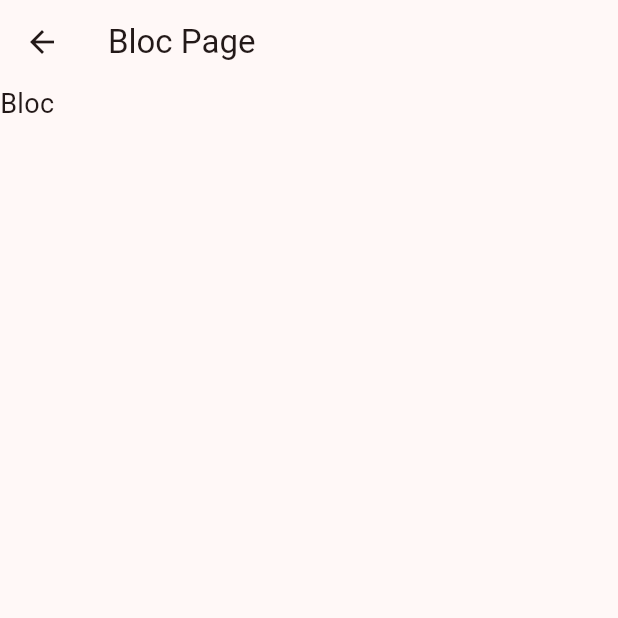
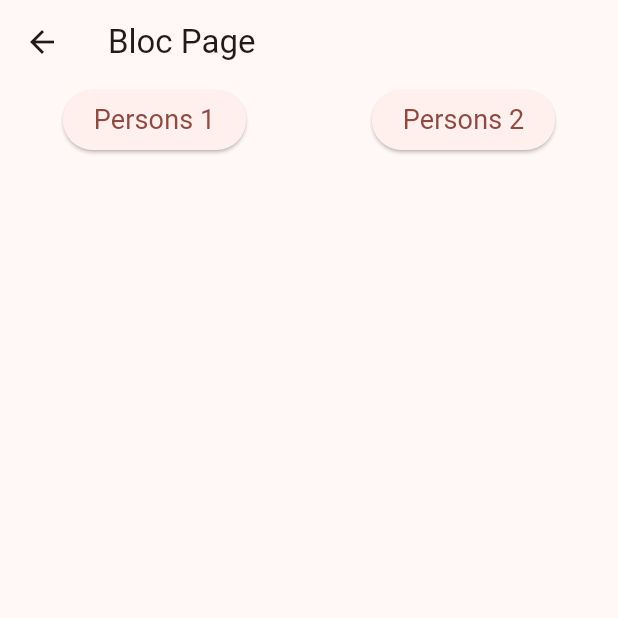
Before and after one commit to wadpas/bloc_flutter_state, a Flutter app: the screen it shows after launch, after a tap on "Bloc Page", on a phone screen of 412 x 824 dp, the top half of it. Run offline on Flutter 3.47's test engine with Material 2 defaults, Android fonts, the phone set to English and light mode, and no system bars; our stand-ins replace bloc, flutter_bloc, google_fonts; network calls fail; Roboto replaces fonts that are missing (Mooli).

Commit message:
implemented BlocProvider, BlocBuilder

```diff
--- a/lib/main.dart
+++ b/lib/main.dart
@@ -1,6 +1,7 @@
 import 'package:bloc_flutter_state/pages/bloc.dart';
 import 'package:bloc_flutter_state/pages/cubit.dart';
 import 'package:flutter/material.dart';
+import 'package:flutter_bloc/flutter_bloc.dart';
 import 'package:google_fonts/google_fonts.dart';
 
 void main() {
@@ -12,7 +13,9 @@ class MyApp extends StatelessWidget {
 
   @override
   Widget build(BuildContext context) {
-    return MaterialApp(
+    return BlocProvider(
+      create: (_) => PersonsBloc(),
+      child: MaterialApp(
         title: 'Bloc Flutter',
         theme: ThemeData(
           colorScheme: ColorScheme.fromSeed(
@@ -35,6 +38,7 @@ class MyApp extends StatelessWidget {
           '/cubit-page': (context) => const CubitPage(),
           '/bloc-page': (context) => const BlocPage(),
         },
+      ),
     );
   }
 }
--- a/lib/pages/bloc.dart
+++ b/lib/pages/bloc.dart
@@ -1,8 +1,8 @@
 import 'dart:convert';
 import 'dart:io';
 
-import 'package:bloc/bloc.dart';
 import 'package:flutter/material.dart';
+import 'package:flutter_bloc/flutter_bloc.dart';
 
 @immutable
 abstract class LoadAction {
@@ -29,6 +29,10 @@ extension UrlString on PersonUrl {
         return 'http://10.0.2.2:5500/api/persons2.json';
     }
   }
+}
+
+extension Subscript<T> on Iterable<T> {
+  T? operator [](int index) => length > index ? elementAt(index) : null;
 }
 
 @immutable
@@ -98,10 +102,63 @@ class BlocPage extends StatelessWidget {
   @override
   Widget build(BuildContext context) {
     return Scaffold(
-      appBar: AppBar(
-        title: const Text('Bloc Page'),
-      ),
-      body: Text('Bloc'),
-    );
+        appBar: AppBar(
+          title: const Text('Bloc Page'),
+        ),
+        body: Column(
+          children: [
+            Row(
+              mainAxisAlignment: MainAxisAlignment.spaceAround,
+              children: [
+                ElevatedButton(
+                  onPressed: () {
+                    context.read<PersonsBloc>().add(
+                          const LoadPersonsAction(
+                            url: PersonUrl.persons1,
+                          ),
+                        );
+                  },
+                  child: const Text('Persons 1'),
+                ),
+                ElevatedButton(
+                  onPressed: () {
+                    context.read<PersonsBloc>().add(
+                          const LoadPersonsAction(
+                            url: PersonUrl.persons2,
+                          ),
+                        );
+                  },
+                  child: const Text('Persons 2'),
+                ),
+              ],
+            ),
+            BlocBuilder<PersonsBloc, FetchResult?>(
+              buildWhen: (previous, current) {
+                return previous?.persons != current?.persons;
+              },
+              builder: (context, fetchResult) {
+                final persons = fetchResult?.persons;
+                if (persons == null) {
+                  return const SizedBox();
+                } else {
+                  return Expanded(
+                    child: ListView.builder(
+                        itemCount: persons.length,
+                        itemBuilder: (context, index) {
+                          final person = persons[index]!;
+                          return Padding(
+                            padding: const EdgeInsets.symmetric(horizontal: 32),
+                            child: ListTile(
+                              title: Text(person.name),
+                              trailing: Text(person.age.toString()),
+                            ),
+                          );
+                        }),
+                  );
+                }
+              },
+            )
+          ],
+        ));
   }
 }
```
Lines whose indentation alone changed are shown as unchanged.
